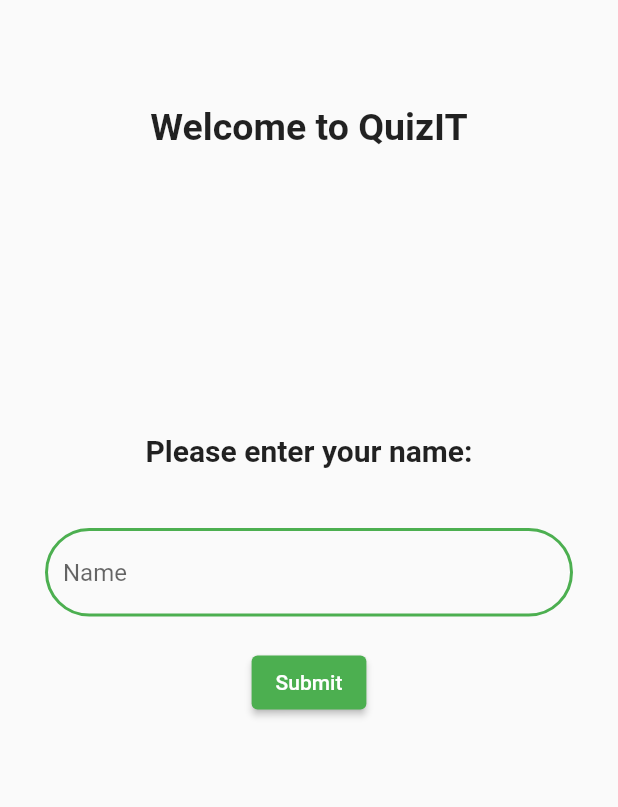
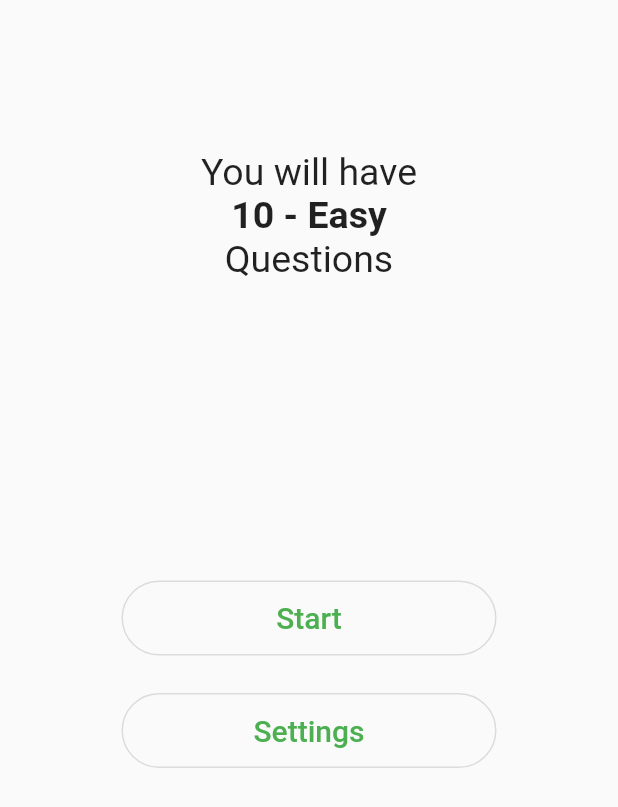
Before and after one commit to studAlexP/QuizIT_Flutter, a Flutter app: the SettingsPage screen opened directly, after a tap on "Random", on a phone screen of 412 x 824 dp. Shown: the top 807 px of the screen. Run offline on Flutter 3.47's test engine with Material 2 defaults, Android fonts, the phone set to English and light mode, and no system bars.

Commit message:
Added start screen

```diff
--- a/lib/presentation/screens/settings/settings_screen.dart
+++ b/lib/presentation/screens/settings/settings_screen.dart
@@ -1,6 +1,7 @@
 import 'package:flutter/material.dart';
 import 'package:quiz_it_flutter/domain/util/settings.dart';
 import 'package:quiz_it_flutter/presentation/screens/home/home_screen.dart';
+import 'package:quiz_it_flutter/presentation/screens/start/start_screen.dart';
 
 class SettingsPage extends StatelessWidget {
   const SettingsPage({super.key});
@@ -97,7 +98,7 @@ class RandomButton extends StatelessWidget {
                   borderRadius: BorderRadius.circular(30))),
           onPressed: () {
             Navigator.of(context).push(
-                MaterialPageRoute(builder: (context) => const HomePage()));
+                MaterialPageRoute(builder: (context) => const StartPage()));
           },
           child: const Text(
             "Random",
--- /dev/null
+++ b/lib/presentation/screens/start/start_screen.dart
@@ -0,0 +1,126 @@
+import 'package:flutter/material.dart';
+import 'package:quiz_it_flutter/domain/util/settings.dart';
+import 'package:quiz_it_flutter/presentation/screens/home/home_screen.dart';
+import 'package:quiz_it_flutter/presentation/screens/settings/settings_screen.dart';
+
+class StartPage extends StatelessWidget {
+  const StartPage({super.key});
+
+  @override
+  Widget build(BuildContext context) {
+    return const Scaffold(
+      body: StartPageContent(),
+    );
+  }
+}
+
+class StartPageContent extends StatelessWidget {
+  const StartPageContent({super.key});
+
+  @override
+  Widget build(BuildContext context) {
+    return Container(
+      padding: const EdgeInsets.only(top: 100),
+      child: Column(
+        crossAxisAlignment: CrossAxisAlignment.center,
+        children: [
+          Row(
+            crossAxisAlignment: CrossAxisAlignment.center,
+            mainAxisAlignment: MainAxisAlignment.center,
+            children: const [
+              Text(
+                "You will have",
+                style: TextStyle(fontSize: 25),
+              ),
+            ],
+          ),
+          Row(
+            crossAxisAlignment: CrossAxisAlignment.center,
+            mainAxisAlignment: MainAxisAlignment.center,
+            children: [
+              Text(
+                "${Settings.limit} - ${Settings.difficulty}",
+                style:
+                    const TextStyle(fontSize: 25, fontWeight: FontWeight.bold),
+              ),
+            ],
+          ),
+          Row(
+            crossAxisAlignment: CrossAxisAlignment.center,
+            mainAxisAlignment: MainAxisAlignment.center,
+            children: const [
+              Text(
+                "Questions",
+                style: TextStyle(fontSize: 25),
+              ),
+            ],
+          ),
+          const SizedBox(
+            height: 200,
+          ),
+          Row(
+            crossAxisAlignment: CrossAxisAlignment.center,
+            mainAxisAlignment: MainAxisAlignment.center,
+            children: const [StartButton()],
+          ),
+          const SizedBox(
+            height: 25,
+          ),
+          Row(
+            crossAxisAlignment: CrossAxisAlignment.center,
+            mainAxisAlignment: MainAxisAlignment.center,
+            children: const [SettingsButton()],
+          )
+        ],
+      ),
+    );
+  }
+}
+
+class StartButton extends StatelessWidget {
+  const StartButton({super.key});
+
+  @override
+  Widget build(BuildContext context) {
+    return SizedBox(
+      width: 250,
+      height: 50,
+      child: OutlinedButton(
+          style: OutlinedButton.styleFrom(
+              shape: RoundedRectangleBorder(
+                  borderRadius: BorderRadius.circular(30))),
+          onPressed: () {
+            Navigator.of(context).push(
+                MaterialPageRoute(builder: (context) => const HomePage()));
+          },
+          child: const Text(
+            "Start",
+            style: TextStyle(fontSize: 20),
+          )),
+    );
+  }
+}
+
+class SettingsButton extends StatelessWidget {
+  const SettingsButton({super.key});
+
+  @override
+  Widget build(BuildContext context) {
+    return SizedBox(
+      width: 250,
+      height: 50,
+      child: OutlinedButton(
+          style: OutlinedButton.styleFrom(
+              shape: RoundedRectangleBorder(
+                  borderRadius: BorderRadius.circular(30))),
+          onPressed: () {
+            Navigator.of(context).push(
+                MaterialPageRoute(builder: (context) => const SettingsPage()));
+          },
+          child: const Text(
+            "Settings",
+            style: TextStyle(fontSize: 20),
+          )),
+    );
+  }
+}
```
